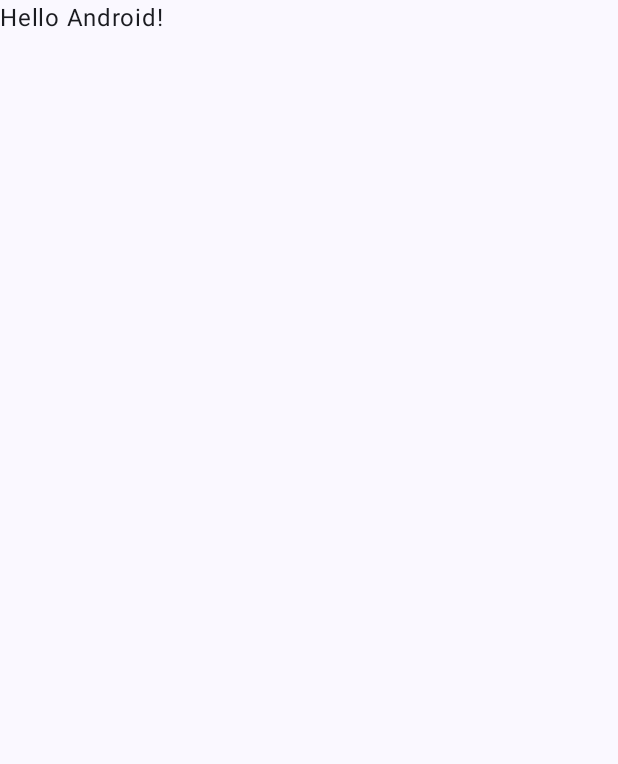
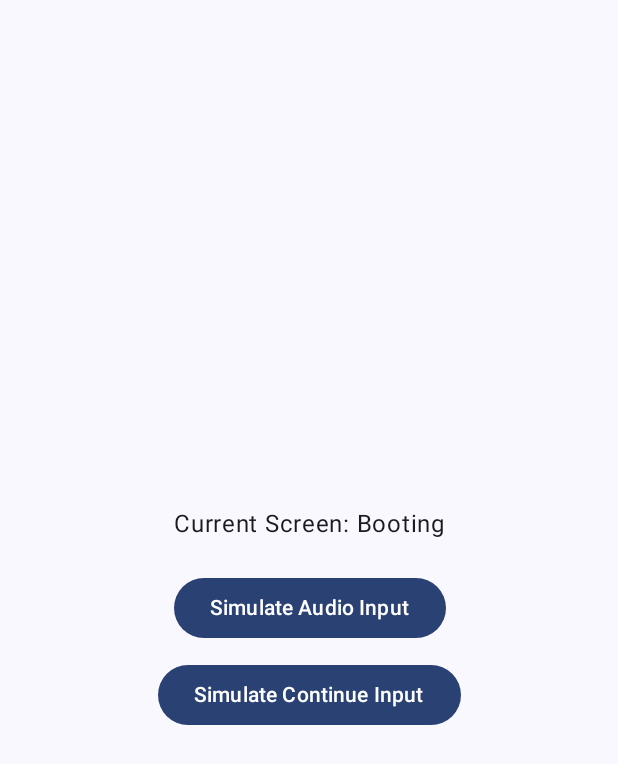
Before and after one commit to Joedog37/StevesAdventureandMystery, an Android app built with Jetpack Compose: the screen it shows after launch (MainActivity), on a phone screen of 412 x 824 dp. Before the commit the part shown is almost empty. Shown: the top 764 px of the screen. Run offline under Robolectric (Android 15) with nearby library versions, the phone set to English and light mode, and no system bars.

Commit message:
"Implemented and verified BootScene logic with state transitions and onComplete callback."

```diff
--- a/app/src/main/java/com/example/stevesadeventureandmystery/MainActivity.kt
+++ b/app/src/main/java/com/example/stevesadeventureandmystery/MainActivity.kt
@@ -1,47 +1,151 @@
-package com.example.stevesadeventureandmystery
+package com.example.stevesadeventureandmystery // Make sure this matches
 
 import android.os.Bundle
+import android.util.Log
 import androidx.activity.ComponentActivity
 import androidx.activity.compose.setContent
-import androidx.activity.enableEdgeToEdge
+import androidx.compose.foundation.layout.Box
+import androidx.compose.foundation.layout.Column
+import androidx.compose.foundation.layout.Spacer
 import androidx.compose.foundation.layout.fillMaxSize
-import androidx.compose.foundation.layout.padding
-import androidx.compose.material3.Scaffold
+import androidx.compose.foundation.layout.height
+import androidx.compose.material3.Button
+import androidx.compose.material3.MaterialTheme
+import androidx.compose.material3.Surface
 import androidx.compose.material3.Text
 import androidx.compose.runtime.Composable
+import androidx.compose.runtime.getValue
+import androidx.compose.runtime.mutableStateOf
+import androidx.compose.runtime.setValue
+import androidx.compose.ui.Alignment
 import androidx.compose.ui.Modifier
 import androidx.compose.ui.tooling.preview.Preview
-import com.example.stevesadeventureandmystery.ui.theme.StevesAdeventureAndMysteryTheme
+import androidx.compose.ui.unit.dp
+import androidx.lifecycle.lifecycleScope
+import com.example.stevesadeventureandmystery.game.scenes.BootScene // Ensure this path is correct
+import com.example.stevesadeventureandmystery.ui.theme.StevesAdeventureAndMysteryTheme // Your Compose theme
+import kotlinx.coroutines.launch
+
+const val TAG = "MainActivity"
 
 class MainActivity : ComponentActivity() {
+
+    private var bootScene: BootScene? = null
+    private var currentScreen by mutableStateOf("Booting") // Simple state for UI
+
     override fun onCreate(savedInstanceState: Bundle?) {
         super.onCreate(savedInstanceState)
-        enableEdgeToEdge()
+        Log.d(TAG, "onCreate: Activity creating...")
+
+        // Initialize BootScene
+        bootScene = BootScene(
+            onComplete = {
+                // This will be called when BootScene finishes
+                Log.d(TAG, "BootScene completed! Transitioning to Main Menu (conceptually).")
+                // Update UI or navigate to a new Composable/Fragment/Activity for Main Menu
+                currentScreen = "MainMenu"
+                // TODO: Initialize and start MainMenuScene here
+            },
+            scope = lifecycleScope // Use the Activity's lifecycleScope for coroutines
+        )
+        Log.d(TAG, "onCreate: BootScene initialized.")
+
         setContent {
             StevesAdeventureAndMysteryTheme {
-                Scaffold(modifier = Modifier.fillMaxSize()) { innerPadding ->
-                    Greeting(
-                        name = "Android",
-                        modifier = Modifier.padding(innerPadding)
+                Surface(
+                    modifier = Modifier.fillMaxSize(),
+                    color = MaterialTheme.colorScheme.background
+                ) {
+                    GameScreen(
+                        currentScreen = currentScreen,
+                        bootScene = bootScene
                     )
                 }
+            }
+        }
+        Log.d(TAG, "onCreate: setContent complete.")
+
+        lifecycleScope.launch {
+            // VITAL DEBUGGING STEP - START
+            if (bootScene == null) {
+                Log.e(TAG, "onCreate: bootScene is NULL right before trying to start it!")
+            } else {
+                Log.d(TAG, "onCreate: Launching coroutine to start BootScene (bootScene is NOT null).")
+                bootScene?.start() // Safe call is still good
+            }
+            // VITAL DEBUGGING STEP - END
+        }
+        Log.d(TAG, "onCreate: BootScene start coroutine launched from MainActivity.")
+    }
+
+    override fun onResume() {
+        super.onResume()
+        Log.d(TAG, "onResume: Activity resumed.")
+    }
+
+    override fun onStart() {
+        super.onStart()
+        Log.d(TAG, "onStart: Activity started.")
+    }
+
+    // We'll use buttons in our Composable for this.
+    // These functions would typically be called from your Composables onClick handlers
+    // via a ViewModel or by passing lambdas if the Composable is in the same file
+    // and has access to these methods or the bootScene instance.
+    // For now, GameScreen directly calls methods on the bootScene instance it receives.
+}
+
+// Simple Composable to show current state and provide test buttons
+@Composable
+fun GameScreen(currentScreen: String, bootScene: BootScene?) {
+    Box(
+        modifier = Modifier.fillMaxSize(),
+        contentAlignment = Alignment.Center
+    ) {
+        Column(horizontalAlignment = Alignment.CenterHorizontally) {
+            Text("Current Screen: $currentScreen")
+            Spacer(modifier = Modifier.height(20.dp))
+
+            if (currentScreen == "Booting") {
+                bootScene?.let { scene -> // Use 'scene' for clarity
+                    Button(onClick = {
+                        Log.d(
+                            TAG,
+                            "GameScreen: Audio Prompt Button Clicked. bootScene instance: $scene"
+                        )
+                        scene.handleAudioPromptInput()
+                    }) {
+                        Text("Simulate Audio Input")
+                    }
+
+                    Spacer(modifier = Modifier.height(10.dp))
+
+                    Button(onClick = {
+                        Log.d(TAG, "GameScreen: Continue Button Clicked. bootScene instance: $scene")
+                        scene.handleContinueInput()
+                    }) {
+                        Text("Simulate Continue Input")
+                    }
+                } ?: run {
+                    Log.e(
+                        TAG,
+                        "GameScreen: bootScene is NULL when trying to show buttons during Booting state."
+                    )
+                    Text("Error: BootScene not available. Check logs.")
+                }
+            }
+
+            if (currentScreen == "MainMenu") {
+                Text("Welcome to the Main Menu! (Placeholder)")
             }
         }
     }
 }
 
-@Composable
-fun Greeting(name: String, modifier: Modifier = Modifier) {
-    Text(
-        text = "Hello $name!",
-        modifier = modifier
-    )
-}
-
 @Preview(showBackground = true)
 @Composable
-fun GreetingPreview() {
+fun DefaultPreview() {
     StevesAdeventureAndMysteryTheme {
-        Greeting("Android")
+        GameScreen("Booting", null) // Preview with null BootScene
     }
 }
--- /dev/null
+++ b/app/src/main/java/com/example/stevesadeventureandmystery/game/core/BootStage.kt
@@ -0,0 +1,14 @@
+package com.example.stevesadeventureandmystery.game.core // Adjust if your package is different
+
+enum class BootStage {
+    SHOWING_WARNING,
+    SHOWING_LOGO,
+    FADING_IN_BACKGROUND,
+    SHOWING_TITLE,
+    AWAITING_AUDIO_PROMPT,
+    SHOWING_CONTINUE_BUTTON,
+    IDLE,
+    LOADING_ASSETS,
+    AWAITING_CONTINUE_INPUT,
+    COMPLETED
+}
--- /dev/null
+++ b/app/src/main/java/com/example/stevesadeventureandmystery/game/scenes/BootScene.kt
@@ -0,0 +1,195 @@
+package com.example.stevesadeventureandmystery.game.scenes
+
+import android.util.Log
+import kotlinx.coroutines.CoroutineScope
+import kotlinx.coroutines.delay
+import kotlinx.coroutines.launch
+import com.example.stevesadeventureandmystery.game.core.BootStage // <--- ADD THIS IMPORT
+
+// Placeholder for your AssetKeys if not defined elsewhere
+object AssetKeys {
+    const val BOOT_MUSIC = "audio/music/space_explorers.mp3" // Example
+    // Add other asset keys if used by BootScene
+}
+
+const val BOOT_SCENE_TAG = "BootScene_DEBUG" // Unique tag for BootScene logs
+
+class BootScene(
+    private val onComplete: () -> Unit,
+    private val scope: CoroutineScope // From Activity's lifecycleScope
+) {
+    private var currentStage: BootStage = BootStage.IDLE
+    private val visibleElements = mutableSetOf<String>() // To track "visible" elements conceptually
+
+    init {
+        Log.d(BOOT_SCENE_TAG, "BootScene instance CREATED. Initial stage: $currentStage")
+    }
+
+    fun start() {
+        Log.d(BOOT_SCENE_TAG, "start() method CALLED. Current stage: $currentStage")
+        if (currentStage != BootStage.IDLE) {
+            Log.w(BOOT_SCENE_TAG, "start() called but scene is not in IDLE state. Current: $currentStage. Resetting for new start.")
+            // Optionally reset state here if re-start is possible, or just log and return.
+            // For now, let's allow it to proceed to see if coroutine launches.
+        }
+        scope.launch {
+            Log.d(BOOT_SCENE_TAG, "start() coroutine LAUNCHED.")
+            println("$BOOT_SCENE_TAG: BootScene: Starting boot sequence...") // Using println as per original
+            currentStage = BootStage.LOADING_ASSETS
+            Log.d(BOOT_SCENE_TAG, "Stage changed to: $currentStage")
+            loadAssets()
+        }
+        Log.d(BOOT_SCENE_TAG, "start() method finished launching coroutine.")
+    }
+
+    private fun loadAssets() {
+        Log.d(BOOT_SCENE_TAG, "loadAssets() CALLED. Current stage: $currentStage")
+        scope.launch {
+            Log.d(BOOT_SCENE_TAG, "loadAssets() coroutine LAUNCHED.")
+            println("$BOOT_SCENE_TAG: BootScene: [ASSETS] Loading assets...")
+            println("$BOOT_SCENE_TAG: BootScene: [ASSETS] Simulating asset loading delay...")
+            delay(500) // Simulate asset loading time
+            println("$BOOT_SCENE_TAG: BootScene: [ASSETS] Assets loaded (simulated).")
+            currentStage = BootStage.SHOWING_WARNING
+            Log.d(BOOT_SCENE_TAG, "Stage changed to: $currentStage")
+            showWarning()
+        }
+        Log.d(BOOT_SCENE_TAG, "loadAssets() method finished launching coroutine.")
+    }
+
+    private fun showWarning() {
+        Log.d(BOOT_SCENE_TAG, "showWarning() CALLED. Current stage: $currentStage")
+        scope.launch {
+            Log.d(BOOT_SCENE_TAG, "showWarning() coroutine LAUNCHED.")
+            println("$BOOT_SCENE_TAG: BootScene: [DISPLAY] Showing: warningText (simulating fade-in)")
+            visibleElements.add("warningText")
+            delay(1000) // Simulate fade-in time
+            println("$BOOT_SCENE_TAG: BootScene: warningText fully visible. Auto-advancing...")
+            currentStage = BootStage.SHOWING_LOGO
+            Log.d(BOOT_SCENE_TAG, "Stage changed to: $currentStage")
+            showLogo()
+        }
+        Log.d(BOOT_SCENE_TAG, "showWarning() method finished launching coroutine.")
+    }
+
+    private fun showLogo() {
+        Log.d(BOOT_SCENE_TAG, "showLogo() CALLED. Current stage: $currentStage")
+        scope.launch {
+            Log.d(BOOT_SCENE_TAG, "showLogo() coroutine LAUNCHED.")
+            println("$BOOT_SCENE_TAG: BootScene: [DISPLAY] Showing: gameLogo (simulating fade-in)")
+            visibleElements.add("gameLogo")
+            delay(1000)
+            println("$BOOT_SCENE_TAG: BootScene: gameLogo fully visible. Auto-advancing...")
+            currentStage = BootStage.FADING_IN_BACKGROUND
+            Log.d(BOOT_SCENE_TAG, "Stage changed to: $currentStage")
+            fadeInBackground()
+        }
+        Log.d(BOOT_SCENE_TAG, "showLogo() method finished launching coroutine.")
+    }
+
+    private fun fadeInBackground() {
+        Log.d(BOOT_SCENE_TAG, "fadeInBackground() CALLED. Current stage: $currentStage")
+        scope.launch {
+            Log.d(BOOT_SCENE_TAG, "fadeInBackground() coroutine LAUNCHED.")
+            println("$BOOT_SCENE_TAG: BootScene: [DISPLAY] Fading in: mainBackground (simulated)")
+            visibleElements.add("mainBackground")
+            delay(500)
+            println("$BOOT_SCENE_TAG: BootScene: mainBackground fully visible. Auto-advancing...")
+            currentStage = BootStage.SHOWING_TITLE
+            Log.d(BOOT_SCENE_TAG, "Stage changed to: $currentStage")
+            showTitle()
+        }
+        Log.d(BOOT_SCENE_TAG, "fadeInBackground() method finished launching coroutine.")
+    }
+
+    private fun showTitle() {
+        Log.d(BOOT_SCENE_TAG, "showTitle() CALLED. Current stage: $currentStage")
+        scope.launch {
+            Log.d(BOOT_SCENE_TAG, "showTitle() coroutine LAUNCHED.")
+            println("$BOOT_SCENE_TAG: BootScene: [DISPLAY] Showing: gameTitle (simulating fade-in)")
+            visibleElements.add("gameTitle")
+            delay(500)
+            println("$BOOT_SCENE_TAG: BootScene: gameTitle fully visible. Auto-advancing...")
+            currentStage = BootStage.AWAITING_AUDIO_PROMPT
+            Log.d(BOOT_SCENE_TAG, "Stage changed to: $currentStage")
+            showAudioPrompt()
+        }
+        Log.d(BOOT_SCENE_TAG, "showTitle() method finished launching coroutine.")
+    }
+
+    private fun showAudioPrompt() {
+        Log.d(BOOT_SCENE_TAG, "showAudioPrompt() CALLED. Current stage: $currentStage")
+        scope.launch {
+            Log.d(BOOT_SCENE_TAG, "showAudioPrompt() coroutine LAUNCHED.")
+            println("$BOOT_SCENE_TAG: BootScene: [DISPLAY] Showing: audioPromptText (simulating fade-in)")
+            visibleElements.add("audioPromptText")
+            delay(300)
+            println("$BOOT_SCENE_TAG: BootScene: audioPromptText fully visible. Waiting for input...")
+            // Stage is already AWAITING_AUDIO_PROMPT
+        }
+        Log.d(BOOT_SCENE_TAG, "showAudioPrompt() method finished launching coroutine.")
+    }
+
+    fun handleAudioPromptInput() {
+        Log.d(BOOT_SCENE_TAG, "handleAudioPromptInput CALLED. Current stage: $currentStage")
+        if (currentStage != BootStage.AWAITING_AUDIO_PROMPT) {
+            Log.w(BOOT_SCENE_TAG, "handleAudioPromptInput: Called but not in AWAITING_AUDIO_PROMPT stage.")
+            return
+        }
+        scope.launch { // Input handling can also be in a coroutine if it involves delays/async ops
+            Log.d(BOOT_SCENE_TAG, "handleAudioPromptInput coroutine LAUNCHED.")
+            println("$BOOT_SCENE_TAG: BootScene: Audio prompt input received.")
+            visibleElements.remove("audioPromptText")
+            println("$BOOT_SCENE_TAG: BootScene: [AUDIO] Playing ${AssetKeys.BOOT_MUSIC} (simulated)")
+            delay(100) // Simulate audio start
+            currentStage = BootStage.SHOWING_CONTINUE_BUTTON
+            Log.d(BOOT_SCENE_TAG, "Stage changed to: $currentStage")
+            showContinueButton()
+        }
+        Log.d(BOOT_SCENE_TAG, "handleAudioPromptInput method finished launching coroutine.")
+    }
+
+    private fun showContinueButton() {
+        Log.d(BOOT_SCENE_TAG, "showContinueButton() CALLED. Current stage: $currentStage")
+        scope.launch {
+            Log.d(BOOT_SCENE_TAG, "showContinueButton() coroutine LAUNCHED.")
+            println("$BOOT_SCENE_TAG: BootScene: [DISPLAY] Showing: continueButtonText (simulating fade-in)")
+            visibleElements.add("continueButtonText")
+            delay(300)
+            println("$BOOT_SCENE_TAG: BootScene: continueButtonText fully visible. Waiting for input...")
+            currentStage = BootStage.AWAITING_CONTINUE_INPUT
+            Log.d(BOOT_SCENE_TAG, "Stage changed to: $currentStage")
+        }
+        Log.d(BOOT_SCENE_TAG, "showContinueButton() method finished launching coroutine.")
+    }
+
+    fun handleContinueInput() {
+        Log.d(BOOT_SCENE_TAG, "handleContinueInput CALLED. Current stage: $currentStage")
+        if (currentStage != BootStage.AWAITING_CONTINUE_INPUT) {
+            Log.w(BOOT_SCENE_TAG, "handleContinueInput: Called but not in AWAITING_CONTINUE_INPUT stage.")
+            return
+        }
+        scope.launch {
+            Log.d(BOOT_SCENE_TAG, "handleContinueInput coroutine LAUNCHED.")
+            println("$BOOT_SCENE_TAG: BootScene: Continue input received.")
+            visibleElements.remove("continueButtonText")
+            // Simulate any action for continue
+            delay(100)
+            currentStage = BootStage.COMPLETED
+            Log.d(BOOT_SCENE_TAG, "Stage changed to: $currentStage")
+            completeBootSequence()
+        }
+        Log.d(BOOT_SCENE_TAG, "handleContinueInput method finished launching coroutine.")
+    }
+
+    private fun completeBootSequence() {
+        Log.d(BOOT_SCENE_TAG, "completeBootSequence() CALLED. Current stage: $currentStage")
+        scope.launch {
+            Log.d(BOOT_SCENE_TAG, "completeBootSequence() coroutine LAUNCHED.")
+            println("$BOOT_SCENE_TAG: BootScene: Boot sequence complete!")
+            delay(100) // Final delay
+            onComplete() // Call the callback to notify MainActivity
+        }
+        Log.d(BOOT_SCENE_TAG, "completeBootSequence() method finished launching coroutine.")
+    }
+}
```
